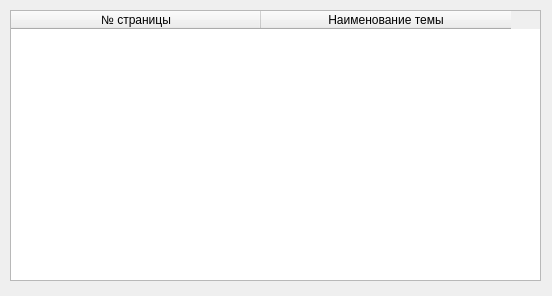
The window that opentheoryfile.ui (RCh-stack/ray-tracing-alpha-1.3) describes before a commit, drawn with Qt 5.
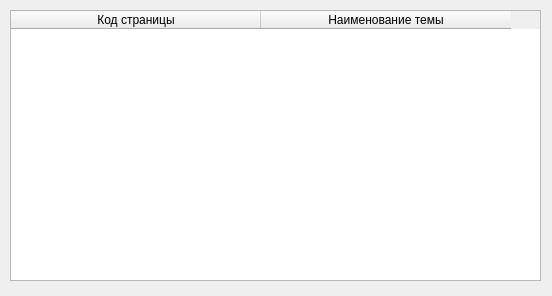
The same window after the commit.

```diff
--- a/opentheoryfile.ui
+++ b/opentheoryfile.ui
@@ -30,7 +30,7 @@
    </attribute>
    <column>
     <property name="text">
-     <string>№ страницы</string>
+     <string>Код страницы</string>
     </property>
    </column>
    <column>
```
